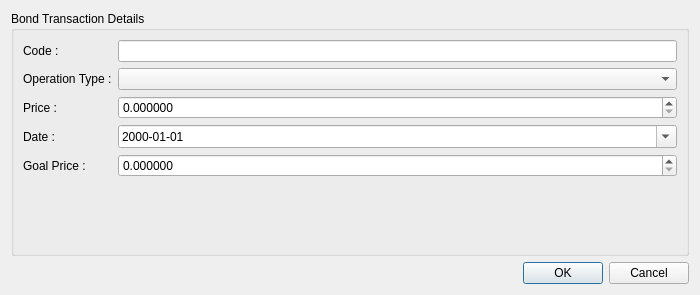
Old version of the form UIFiles/bonddialog.ui in the repository ukll/investpor.
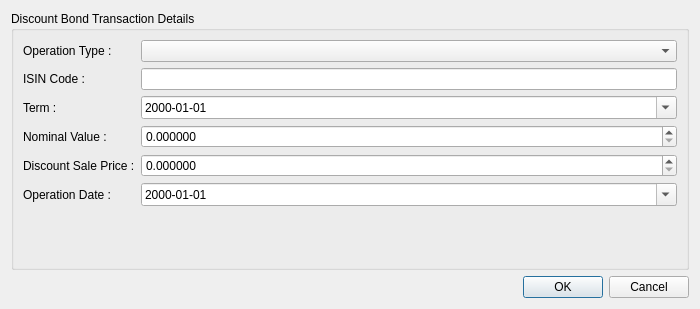
New version of the form.

Commit message: Rearranges dialogs' form elements

Diff of the .ui file:
```diff
--- a/UIFiles/bonddialog.ui
+++ b/UIFiles/bonddialog.ui
@@ -7,7 +7,7 @@
     <x>0</x>
     <y>0</y>
     <width>700</width>
-    <height>295</height>
+    <height>309</height>
    </rect>
   </property>
   <property name="minimumSize">
@@ -23,17 +23,17 @@
    <item>
     <widget class="QGroupBox" name="gbBondTransactionDetails">
      <property name="title">
-      <string>Bond Transaction Details</string>
+      <string>Discount Bond Transaction Details</string>
      </property>
      <layout class="QFormLayout" name="formLayout">
-      <item row="0" column="0">
+      <item row="1" column="0">
        <widget class="QLabel" name="lblCode">
         <property name="text">
-         <string>Code :</string>
+         <string>ISIN Code :</string>
         </property>
        </widget>
       </item>
-      <item row="0" column="1">
+      <item row="1" column="1">
        <widget class="QLineEdit" name="leCode">
         <property name="maxLength">
          <number>50</number>
@@ -43,41 +43,65 @@
         </property>
        </widget>
       </item>
-      <item row="1" column="0">
-       <widget class="QLabel" name="lblOperationType">
-        <property name="text">
-         <string>Operation Type :</string>
-        </property>
-       </widget>
-      </item>
-      <item row="1" column="1">
-       <widget class="QComboBox" name="cbOperationType"/>
-      </item>
-      <item row="2" column="0">
-       <widget class="QLabel" name="lblPrice">
-        <property name="text">
-         <string>Price :</string>
-        </property>
-       </widget>
-      </item>
-      <item row="2" column="1">
-       <widget class="QDoubleSpinBox" name="dsbPrice">
-        <property name="decimals">
-         <number>6</number>
-        </property>
-        <property name="maximum">
-         <double>10000000.000000000000000</double>
-        </property>
-       </widget>
-      </item>
       <item row="3" column="0">
        <widget class="QLabel" name="lblDate">
         <property name="text">
-         <string>Date :</string>
+         <string>Term :</string>
         </property>
        </widget>
       </item>
       <item row="3" column="1">
+       <widget class="QDateEdit" name="deTerm">
+        <property name="displayFormat">
+         <string>yyyy-MM-dd</string>
+        </property>
+        <property name="calendarPopup">
+         <bool>true</bool>
+        </property>
+       </widget>
+      </item>
+      <item row="4" column="0">
+       <widget class="QLabel" name="lblNominalValue">
+        <property name="text">
+         <string>Nominal Value :</string>
+        </property>
+       </widget>
+      </item>
+      <item row="4" column="1">
+       <widget class="QDoubleSpinBox" name="dsbNominalValue">
+        <property name="decimals">
+         <number>6</number>
+        </property>
+        <property name="maximum">
+         <double>10000000.000000000000000</double>
+        </property>
+       </widget>
+      </item>
+      <item row="5" column="0">
+       <widget class="QLabel" name="lblDiscountSalePrice">
+        <property name="text">
+         <string>Discount Sale Price :</string>
+        </property>
+       </widget>
+      </item>
+      <item row="5" column="1">
+       <widget class="QDoubleSpinBox" name="dsbDiscountSalePrice">
+        <property name="decimals">
+         <number>6</number>
+        </property>
+        <property name="maximum">
+         <double>10000000.000000000000000</double>
+        </property>
+       </widget>
+      </item>
+      <item row="6" column="0">
+       <widget class="QLabel" name="lblOperationDate">
+        <property name="text">
+         <string>Operation Date :</string>
+        </property>
+       </widget>
+      </item>
+      <item row="6" column="1">
        <widget class="QDateEdit" name="deDate">
         <property name="maximumDate">
          <date>
@@ -101,22 +125,15 @@
         </property>
        </widget>
       </item>
-      <item row="4" column="0">
-       <widget class="QLabel" name="lblGoalPrice">
+      <item row="0" column="0">
+       <widget class="QLabel" name="lblOperationType">
         <property name="text">
-         <string>Goal Price :</string>
+         <string>Operation Type :</string>
         </property>
        </widget>
       </item>
-      <item row="4" column="1">
-       <widget class="QDoubleSpinBox" name="dsbGoalPrice">
-        <property name="decimals">
-         <number>6</number>
-        </property>
-        <property name="maximum">
-         <double>1000000000.000000000000000</double>
-        </property>
-       </widget>
+      <item row="0" column="1">
+       <widget class="QComboBox" name="cbOperationType"/>
       </item>
      </layout>
     </widget>
```
Left out of the diff: 2 changed lines with no effect on the pictures. The commit also changes 5 other files.
